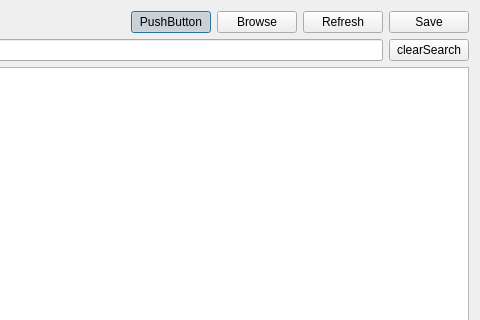
This is src/modules/module/ShowInfrastructure.ui in jensvogt/awsmock-qt-ui as Qt 5 draws it before an edit; both pictures show x 915 to 1395 and y 0 to 320 of the 1395 by 769 pixel window. The edited form follows.
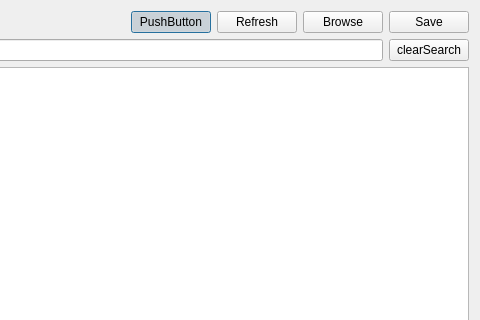
This is the edited form.

```diff
--- a/src/modules/module/ShowInfrastructure.ui
+++ b/src/modules/module/ShowInfrastructure.ui
@@ -51,16 +51,6 @@
        </property>
       </widget>
      </item>
-     <item>
-      <widget class="QPushButton" name="searchFileButton">
-       <property name="toolTip">
-        <string>Search for attribute</string>
-       </property>
-       <property name="text">
-        <string>Browse</string>
-       </property>
-      </widget>
-     </item>
      <item>
       <widget class="QPushButton" name="refreshButton">
        <property name="toolTip">
@@ -71,6 +61,16 @@
        </property>
       </widget>
      </item>
+     <item>
+      <widget class="QPushButton" name="searchFileButton">
+       <property name="toolTip">
+        <string>Open local file</string>
+       </property>
+       <property name="text">
+        <string>Browse</string>
+       </property>
+      </widget>
+     </item>
      <item>
       <widget class="QPushButton" name="saveButton">
        <property name="toolTip">
```
Left out of the diff: 3 changed lines with no effect on the pictures.
